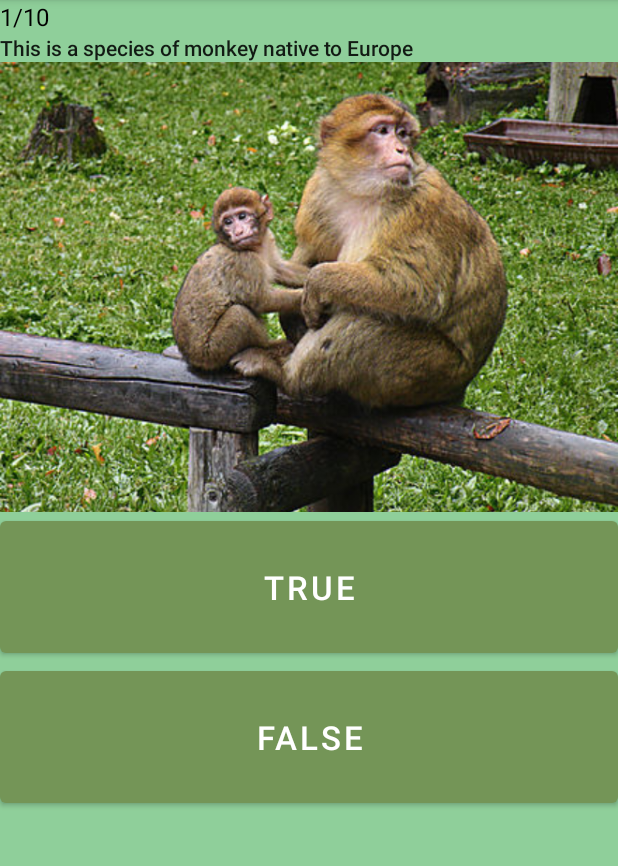
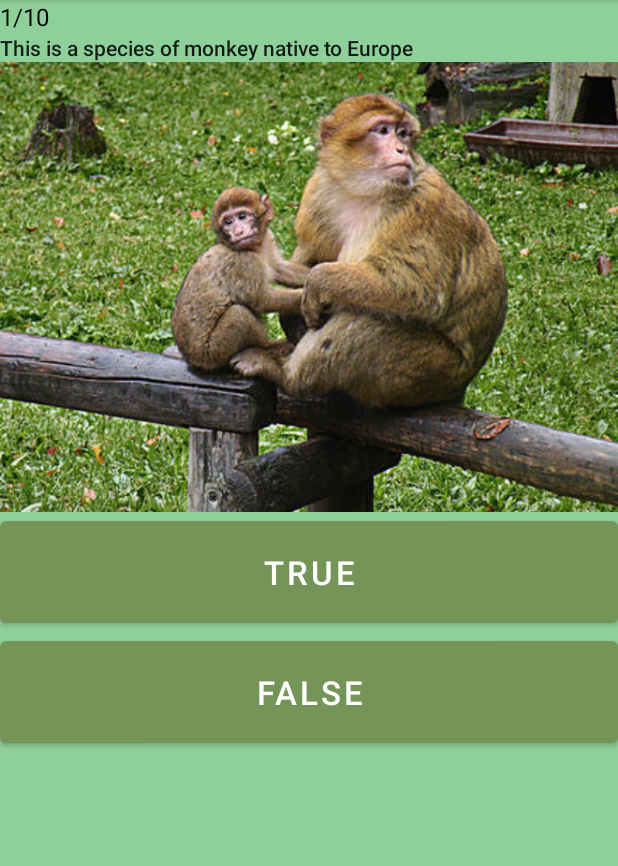
Before and after one commit to Slunchi/Team12HW1, an Android app: the screen it shows after launch (MainActivity), on a phone screen of 412 x 824 dp, the part 84-950 px from its top. Run offline under Robolectric (Android 15) with nearby library versions, the phone set to English and light mode, and no system bars.

Commit message:
Update list_item.xml

```diff
--- a/app/src/main/res/layout/list_item.xml
+++ b/app/src/main/res/layout/list_item.xml
@@ -27,7 +27,7 @@
     <Button
         android:id="@+id/button"
         android:layout_width="match_parent"
-        android:layout_height="100sp"
+        android:layout_height="80sp"
         android:bufferType="normal"
         android:text="@string/true_button"
         android:textSize="22sp" />
@@ -35,7 +35,7 @@
     <Button
         android:id="@+id/button2"
         android:layout_width="match_parent"
-        android:layout_height="100dp"
+        android:layout_height="80dp"
         android:bufferType="normal"
         android:text="@string/false_button"
         android:textSize="22sp" />
```
